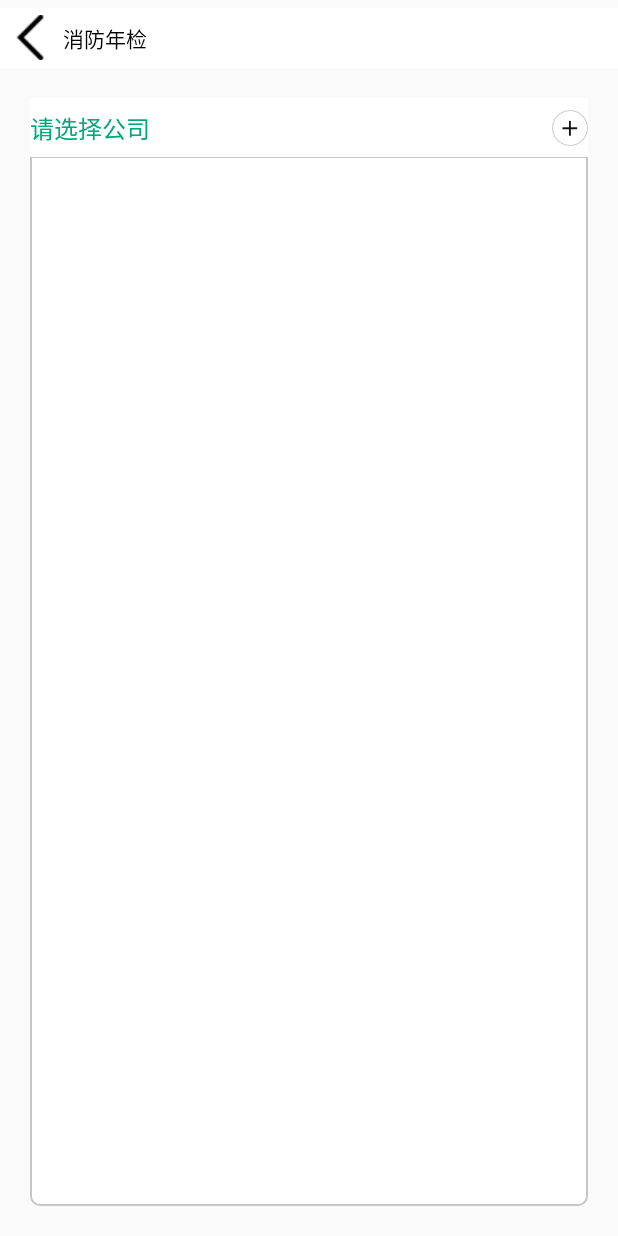
After one commit to fallwd/fire_inspection_APP, an Android app: the layout activity_choose_company.xml on its own in the app's theme, with its tools: preview values and no code run, on a phone screen of 412 x 824 dp. The commit adds this screen. Run offline under Robolectric (Android 15) with nearby library versions, the phone set to English and light mode, and no system bars.

Commit message:
同步代码

```diff
--- a/app/src/main/AndroidManifest.xml
+++ b/app/src/main/AndroidManifest.xml
@@ -52,6 +52,9 @@
             android:name=".activity.NavigationActivity"
             android:screenOrientation="landscape" />
         <activity
+            android:name=".activity.ChooseCompanyActivity"
+            android:screenOrientation="landscape" />
+        <activity
             android:name=".activity.InspectionActivity"
             android:screenOrientation="landscape" />
         <activity
@@ -63,6 +66,7 @@
         <activity
             android:name=".activity.CarbonDioxideAcitivty"
             android:screenOrientation="landscape" />
+
     </application>
 
 </manifest>
--- /dev/null
+++ b/app/src/main/java/com/hr/fire/inspection/activity/ChooseCompanyActivity.java
@@ -0,0 +1,18 @@
+package com.hr.fire.inspection.activity;
+
+import android.content.Intent;
+import android.os.Bundle;
+import android.os.Handler;
+import android.widget.Toast;
+
+import androidx.appcompat.app.AppCompatActivity;
+
+import com.hr.fire.inspection.R;
+
+public class ChooseCompanyActivity extends AppCompatActivity {
+    @Override
+    protected void onCreate(Bundle savedInstanceState) {
+        super.onCreate(savedInstanceState);
+        setContentView(R.layout.activity_choose_company);
+    }
+}
--- a/app/src/main/java/com/hr/fire/inspection/activity/NavigationActivity.java
+++ b/app/src/main/java/com/hr/fire/inspection/activity/NavigationActivity.java
@@ -19,7 +19,7 @@ public class NavigationActivity extends AppCompatActivity {
         LinearLayout btn1 = (LinearLayout) findViewById(R.id.Navigation_Btn1);
         btn1.setOnClickListener(new View.OnClickListener() {
             public void onClick(View v) {
-                Intent intent = new Intent(NavigationActivity.this, PhotoUploadActivity.class);
+                Intent intent = new Intent(NavigationActivity.this, FireActivity.class);
                 startActivity(intent);
             }
         });
--- a/app/src/main/java/com/hr/fire/inspection/activity/WelcomeActivity.java
+++ b/app/src/main/java/com/hr/fire/inspection/activity/WelcomeActivity.java
@@ -20,7 +20,7 @@ public class WelcomeActivity extends AppCompatActivity {
             public void run() {
                 // 执行在主线程
                 // 启动主页面
-                startActivity(new Intent(WelcomeActivity.this, NavigationActivity.class));
+                startActivity(new Intent(WelcomeActivity.this, ChooseCompanyActivity.class));
                 //关闭当前页面
                 finish();
             }
--- /dev/null
+++ b/app/src/main/res/drawable/layer_border.xml
@@ -0,0 +1,8 @@
+<?xml version="1.0" encoding="utf-8"?>
+<shape xmlns:android="http://schemas.android.com/apk/res/android">
+    <solid android:color="#FFFFFF" />
+    <stroke
+        android:width="1dp"
+        android:color="#C6C6C6" />
+    <corners android:radius="6dp" />
+</shape>
--- /dev/null
+++ b/app/src/main/res/drawable/layer_border_bottom.xml
@@ -0,0 +1,15 @@
+<?xml version="1.0" encoding="utf-8"?>
+<layer-list xmlns:android="http://schemas.android.com/apk/res/android" >
+    <!-- 连框颜色值 -->
+    <item>
+        <shape>
+            <solid android:color="#C6C6C6" />
+        </shape>
+    </item>
+    <!-- 主体背景颜色值 -->
+    <item android:bottom="1dp"> <!--设置只有底部有边框-->
+        <shape>
+            <solid android:color="#fff"/>
+        </shape>
+    </item>
+</layer-list>
--- /dev/null
+++ b/app/src/main/res/layout/activity_choose_company.xml
@@ -0,0 +1,44 @@
+<?xml version="1.0" encoding="utf-8"?>
+<LinearLayout xmlns:android="http://schemas.android.com/apk/res/android"
+    android:orientation="vertical"
+    android:layout_width="match_parent"
+    android:layout_height="match_parent">
+    <include layout="@layout/currency_title" />
+
+    <LinearLayout
+        android:orientation="vertical"
+        android:layout_width="match_parent"
+        android:layout_height="match_parent"
+        android:layout_margin="20dp"
+        android:background="@drawable/layer_border">
+        <LinearLayout
+            android:layout_width="match_parent"
+            android:layout_height="40dp"
+            android:background="@drawable/layer_border_bottom">
+            <RelativeLayout
+                android:id="@+id/select_company_row"
+                android:layout_width="match_parent"
+                android:layout_height="match_parent">
+                <TextView
+                    android:layout_width="wrap_content"
+                    android:layout_height="wrap_content"
+                    android:text="请选择公司"
+                    android:textColor="#00A779"
+                    android:textSize="16dp"
+                    android:layout_centerVertical="true"
+                    android:layout_alignParentLeft="true">
+                </TextView>
+                <ImageView
+                    android:layout_width="24dp"
+                    android:layout_height="24dp"
+                    android:src="@mipmap/insert"
+                    android:layout_centerVertical="true"
+                    android:layout_alignParentRight="true">
+                </ImageView>
+            </RelativeLayout>
+
+        </LinearLayout>
+
+    </LinearLayout>
+
+</LinearLayout>
```
Also changed, not shown: app/src/main/res/mipmap-hdpi/insert.png (added).
